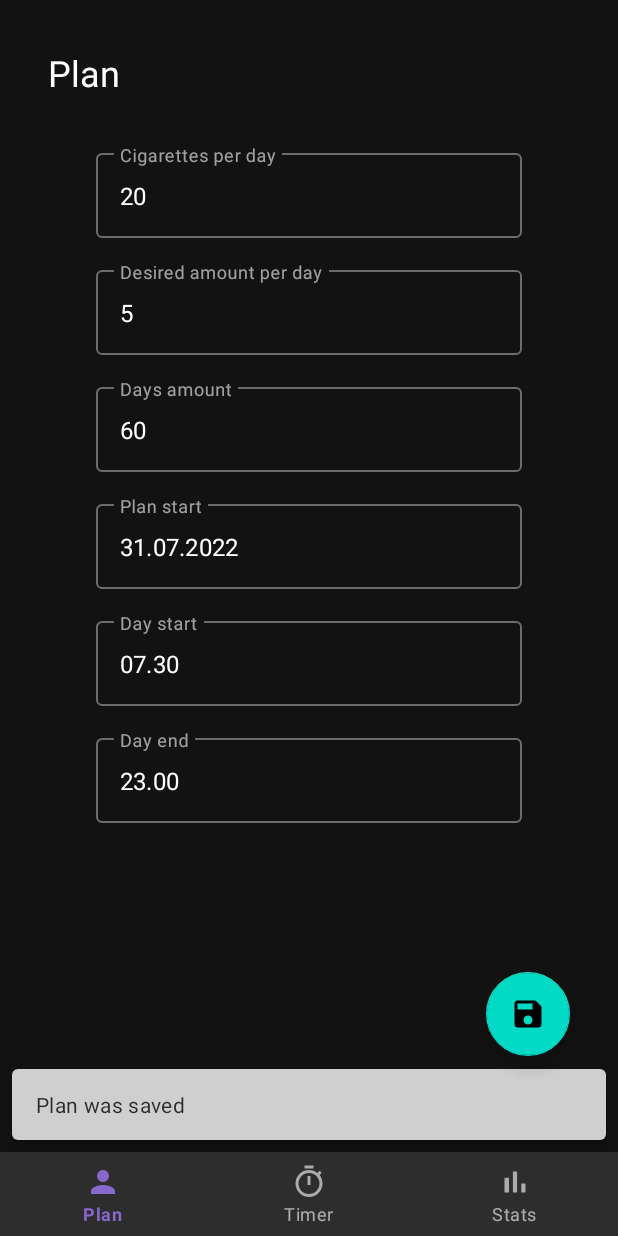
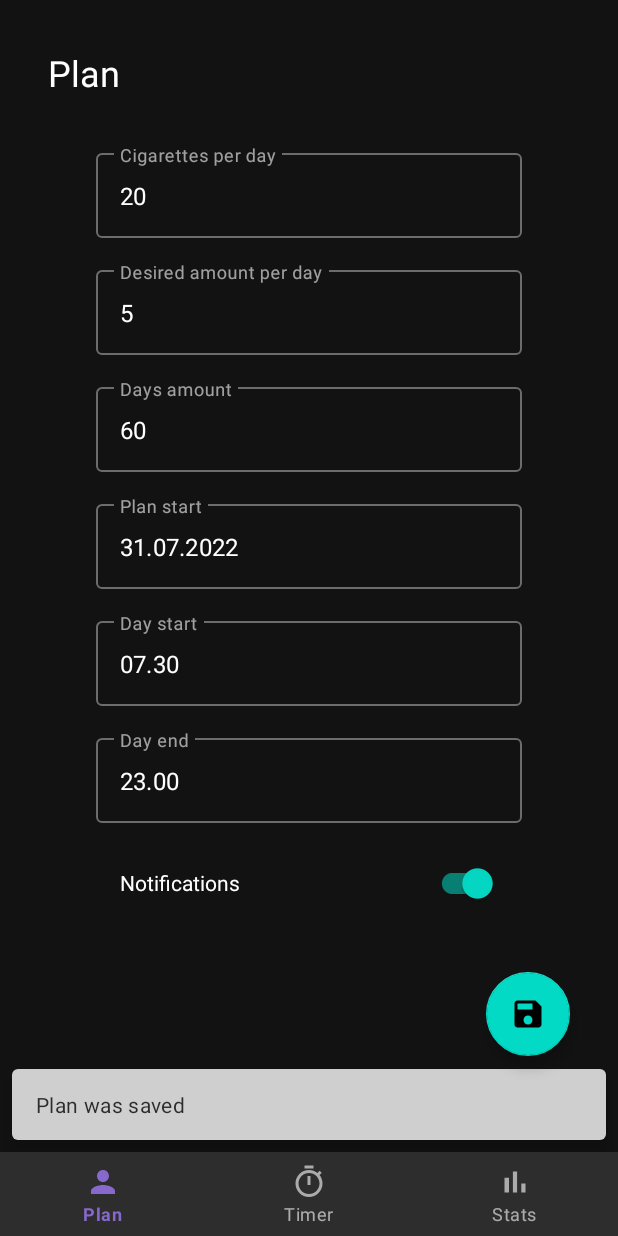
Before and after one commit to Gebort/Quited, an Android app: the PlanSettingsFragment screen opened through its navigation route, after a tap on an icon or button, on a phone screen of 412 x 824 dp. Run offline under Robolectric (Android 15) with nearby library versions, the phone set to English and light mode, and no system bars; our stand-ins replace Room's generated code, navigation-ui.

Commit message:
Small fix

```diff
--- a/app/src/main/java/com/example/quited/data/dto/PlanDto.kt
+++ b/app/src/main/java/com/example/quited/data/dto/PlanDto.kt
@@ -13,7 +13,8 @@ data class PlanDto(
         val startTime: Long,
         val endTime: Long,
         val startAmount: Int,
-        val endAmount: Int
+        val endAmount: Int,
+        val notifications: Boolean
 ){
 
     fun toPlan(): Plan {
@@ -23,7 +24,8 @@ data class PlanDto(
                 startTime = Date.fromLocal(startTime),
                 endTime = Date.fromLocal(endTime),
                 startDate = Date.fromLocal(startDate),
-                endDate = Date.fromLocal(endDate)
+                endDate = Date.fromLocal(endDate),
+                notifications = notifications
         )
     }
 }
--- a/app/src/main/java/com/example/quited/domain/model/Plan.kt
+++ b/app/src/main/java/com/example/quited/domain/model/Plan.kt
@@ -9,7 +9,8 @@ data class Plan(
     val startTime: Date,
     val endTime: Date,
     val startAmount: Int,
-    val endAmount: Int
+    val endAmount: Int,
+    val notifications: Boolean
 ) {
 
     fun getTimeDelay(date: Date): Long {
@@ -40,7 +41,8 @@ data class Plan(
                 startTime = startTime.timeLong,
                 endTime = endTime.timeLong,
                 startDate = startDate.dateLong,
-                endDate = endDate.dateLong
+                endDate = endDate.dateLong,
+                notifications = notifications
         )
     }
 
--- a/app/src/main/java/com/example/quited/presentation/settings/SettingsEvent.kt
+++ b/app/src/main/java/com/example/quited/presentation/settings/SettingsEvent.kt
@@ -9,5 +9,6 @@ sealed class SettingsEvent{
     data class EnteredDaysAmount (val daysAmount: Int): SettingsEvent()
     data class EnteredStartTime (val startTime: Date): SettingsEvent()
     data class EnteredEndTime (val endTime: Date): SettingsEvent()
+    object SwitchNotification: SettingsEvent()
     object Save: SettingsEvent()
 }
--- a/app/src/main/java/com/example/quited/presentation/settings/SettingsState.kt
+++ b/app/src/main/java/com/example/quited/presentation/settings/SettingsState.kt
@@ -8,6 +8,7 @@ data class SettingsState(
         val endAmount: Int = 5,
         val startDate: Date = Date.fromUTC(System.currentTimeMillis()),
         val daysAmount: Int = 60,
+        val notifications: Boolean = true,
         val startTime: Date = Date.fromLocalTime(7, 30),
         val endTime: Date = Date.fromLocalTime(23, 0)
 )
--- a/app/src/main/java/com/example/quited/presentation/settings/SettinsViewModel.kt
+++ b/app/src/main/java/com/example/quited/presentation/settings/SettinsViewModel.kt
@@ -44,7 +44,8 @@ class SettinsViewModel: ViewModel() {
                             startTime = plan.startTime,
                             endTime = plan.endTime,
                             startAmount = plan.startAmount,
-                            endAmount = plan.endAmount
+                            endAmount = plan.endAmount,
+                            notifications = plan.notifications
                     )
                 }
                 else {
@@ -66,7 +67,8 @@ class SettinsViewModel: ViewModel() {
                     startDate = state.value.startDate,
                     startTime = state.value.startTime,
                     endTime = state.value.endTime,
-                    endDate = endDate
+                    endDate = endDate,
+                    notifications = state.value.notifications
             )
             planUseCases.setPlan(plan)
 
@@ -109,6 +111,11 @@ class SettinsViewModel: ViewModel() {
                             endTime = event.endTime
                     )
                 }
+                is SettingsEvent.SwitchNotification -> {
+                    _state.value = state.value.copy(
+                            notifications = !state.value.notifications
+                    )
+                }
                 is SettingsEvent.Save -> {
                     setPlan()
                 }
--- a/app/src/main/java/com/example/quited/presentation/timer/TimerUiEvent.kt
+++ b/app/src/main/java/com/example/quited/presentation/timer/TimerUiEvent.kt
@@ -1,5 +1,9 @@
 package com.example.quited.presentation.timer
+
+import com.example.quited.presentation.util.Date
 
 sealed class TimerUiEvent{
     object CiggSaved: TimerUiEvent()
+    data class Notification(val date: Date): TimerUiEvent()
+    object CancelNotification: TimerUiEvent()
 }
--- a/app/src/main/java/com/example/quited/presentation/timer/TimerViewModel.kt
+++ b/app/src/main/java/com/example/quited/presentation/timer/TimerViewModel.kt
@@ -8,7 +8,9 @@ import com.example.quited.domain.useCases.planUseCases.CiggsUseCases
 import com.example.quited.presentation.util.Date
 import com.example.quited.presentation.util.Duration
 import kotlinx.coroutines.Job
-import kotlinx.coroutines.flow.*
+import kotlinx.coroutines.flow.MutableSharedFlow
+import kotlinx.coroutines.flow.MutableStateFlow
+import kotlinx.coroutines.flow.collect
 import kotlinx.coroutines.launch
 
 class TimerViewModel: ViewModel() {
@@ -61,16 +63,15 @@ class TimerViewModel: ViewModel() {
                 )
                 if (plan != null) {
                     val date = state.value.dayStat.date
-                    if (dayStat.ciggsAmount < dayStat.maxAmount) {
-                        if (date.timeLong < plan.endTime.timeLong) {
-                            if (date.timeLong > plan.startTime.timeLong){
+                    if (
+                            dayStat.ciggsAmount < dayStat.maxAmount &&
+                            date.timeLong < plan.endTime.timeLong &&
+                            date.timeLong > plan.startTime.timeLong
+                    ) {
                                 //Задержка с последней сигареты
                                 setLastCiggDelay()
-                            }
-                        }
-
                     } else {
-                        //Задержка до следующего дняра
+                        //Задержка до следующего дня
                         setNextDayDelay()
                     }
                 }
@@ -113,13 +114,22 @@ class TimerViewModel: ViewModel() {
     private fun setTimer(delay: Long) {
         timeJob?.cancel()
         if (delay == 0L) {
-            _state.value = state.value.copy(
-                    duration = Duration.fromLocal(0)
-            )
+            timeJob = viewModelScope.launch {
+                if (plan?.notifications == true) {
+                    _uiEvent.emit(TimerUiEvent.CancelNotification)
+                }
+                _state.value = state.value.copy(
+                        duration = Duration.fromLocal(0)
+                )
+            }
         }
         else {
             timeJob = viewModelScope.launch {
                 val endTime = System.currentTimeMillis() + delay
+                if (plan?.notifications == true){
+                val notificationDate = Date.fromUTC(endTime)
+                _uiEvent.emit(TimerUiEvent.Notification(notificationDate))
+                 }
                 ciggsUseCases.getTimeUseCase().collect { timeLong ->
                     val countdown = if (timeLong >= endTime) 0L else endTime - timeLong
                     _state.value = state.value.copy(
--- a/app/src/main/java/com/example/quited/presentation/util/Date.kt
+++ b/app/src/main/java/com/example/quited/presentation/util/Date.kt
@@ -2,6 +2,7 @@ package com.example.quited.presentation.util
 
 import java.time.*
 import java.time.format.DateTimeFormatter
+import java.util.*
 
 private const val TIME_PATTERN = "HH.mm"
 private const val DATE_PATTERN = "dd.MM.yyyy"
@@ -26,9 +27,20 @@ data class Date(
         val timeStr  = DateTimeFormatter.ofPattern(TIME_PATTERN).format(dateSnap)
         val dateStr  = DateTimeFormatter.ofPattern(DATE_PATTERN).format(dateSnap)
         val dateLong = LocalDate.of(dateSnap.year, dateSnap.month, dateSnap.dayOfMonth).toEpochDay()*24*60*60*1000
-        //val timeLong = dateSnap.hour * 60 * 60 * 1000 + dateSnap.minute * 60 * 1000L  + dateSnap.second * 1000L  + dateSnap.nano/10L
-        val timeLong = dateSnap.toInstant().toEpochMilli()
+        val timeLong = datestampNew - dateLong
         return Date(datestampNew, dateStr, timeStr, dateLong, timeLong, dateSnap)
+    }
+
+    fun toUTC(): Date {
+        val dateUTC = datestamp - TimeZone.getDefault().rawOffset - TimeZone.getDefault().dstSavings
+        val instant = Instant.ofEpochMilli(dateUTC)
+        val dateSnap = ZonedDateTime.ofInstant(instant, ZoneOffset.UTC)
+        val timeStr  = DateTimeFormatter.ofPattern(TIME_PATTERN).format(dateSnap)
+        val dateStr  = DateTimeFormatter.ofPattern(DATE_PATTERN).format(dateSnap)
+        val dateLong = LocalDate.of(dateSnap.year, dateSnap.month, dateSnap.dayOfMonth).toEpochDay()*24*60*60*1000
+        val datestamp = dateSnap.toEpochSecond()*1000L + dateSnap.offset.totalSeconds*1000L
+        val timeLong = datestamp - dateLong
+        return Date(datestamp, dateStr, timeStr, dateLong, timeLong, dateSnap)
     }
 
     companion object {
@@ -39,8 +51,7 @@ data class Date(
             val timeStr  = DateTimeFormatter.ofPattern(TIME_PATTERN).format(dateSnap)
             val dateStr  = DateTimeFormatter.ofPattern(DATE_PATTERN).format(dateSnap)
             val dateLong = LocalDate.of(dateSnap.year, dateSnap.month, dateSnap.dayOfMonth).toEpochDay()*24*60*60*1000
-           // val timeLong = dateSnap.hour * 60 * 60 * 1000 + dateSnap.minute * 60 * 1000L + dateSnap.second * 1000L  + dateSnap.nano/10L
-            val datestamp = dateSnap.toInstant().toEpochMilli()
+            val datestamp = dateSnap.toEpochSecond()*1000L + dateSnap.offset.totalSeconds*1000L
             val timeLong = datestamp - dateLong
             return Date(datestamp, dateStr, timeStr, dateLong, timeLong, dateSnap)
         }
@@ -50,7 +61,6 @@ data class Date(
             val timeStr  = DateTimeFormatter.ofPattern(TIME_PATTERN).format(dateSnap)
             val dateStr  = DateTimeFormatter.ofPattern(DATE_PATTERN).format(dateSnap)
             val dateLong = LocalDate.of(dateSnap.year, dateSnap.month, dateSnap.dayOfMonth).toEpochDay()*24*60*60*1000
-           // val timeLong = dateSnap.hour * 60 * 60 * 1000 + dateSnap.minute * 60 * 1000L  + dateSnap.second * 1000L  + dateSnap.nano/10L
             val timeLong = dateLocal - dateLong
             return Date(dateLocal, dateStr, timeStr, dateLong, timeLong, dateSnap)
         }
@@ -60,8 +70,7 @@ data class Date(
             val timeStr  = DateTimeFormatter.ofPattern(TIME_PATTERN).format(dateSnap)
             val dateStr  = DateTimeFormatter.ofPattern(DATE_PATTERN).format(dateSnap)
             val dateLong = LocalDate.of(dateSnap.year, dateSnap.month, dateSnap.dayOfMonth).toEpochDay()*24*60*60*1000
-           // val timeLong = dateSnap.hour * 60 * 60 * 1000 + dateSnap.minute * 60 * 1000L  + dateSnap.second * 1000L + dateSnap.nano/10L
-            val timeLong = dateSnap.toInstant().toEpochMilli() - dateLong
+            val timeLong = dateSnap.toEpochSecond()*1000L + dateSnap.offset.totalSeconds*1000L - dateLong
             return Date(timeLong, dateStr, timeStr, dateLong, timeLong, dateSnap)
         }
     }
--- a/app/src/main/java/com/example/quited/presentation/util/Duration.kt
+++ b/app/src/main/java/com/example/quited/presentation/util/Duration.kt
@@ -24,7 +24,6 @@ data class Duration(
             } catch(e: DateTimeParseException){
                 LocalTime.of(0, 0)
             }
-            //val timeLong = time.hour*60*60*1000L + time.minute*60*1000L + time.second*1000L
             val dateTime = LocalDateTime.of(1970, 1, 1, time.hour, time.minute, time.second, time.nano)
             val timeLong = dateTime.atZone(ZoneOffset.UTC).toInstant().toEpochMilli()
             return Duration(timeLong, string, time)
--- a/app/src/main/java/com/example/quited/ui/settings/PlanSettingsFragment.kt
+++ b/app/src/main/java/com/example/quited/ui/settings/PlanSettingsFragment.kt
@@ -50,6 +50,10 @@ class PlanSettingsFragment : Fragment() {
 
         binding.saveFab.setOnClickListener {
             model.onEvent(SettingsEvent.Save)
+        }
+
+        binding.notificationsSwitch.setOnClickListener {
+            model.onEvent(SettingsEvent.SwitchNotification)
         }
 
         binding.amountInput.addTextChangedListener(object : TextWatcher {
@@ -196,6 +200,8 @@ class PlanSettingsFragment : Fragment() {
                         binding.amountInput.setText(state.startAmount.toString())
                     }
 
+                    binding.notificationsSwitch.isChecked = state.notifications
+
                     binding.progressBar.isVisible = state.loading
                     binding.saveFab.isEnabled = !state.loading
                     binding.amountInput.isEnabled = !state.loading
@@ -204,6 +210,7 @@ class PlanSettingsFragment : Fragment() {
                     binding.startTimeInput.isEnabled = !state.loading
                     binding.reduceToInput.isEnabled = !state.loading
                     binding.startDateInput.isEnabled = !state.loading
+                    binding.notificationsSwitch.isEnabled = !state.loading
                 }
             }
         }
--- a/app/src/main/java/com/example/quited/ui/stats/DaysAdapter.kt
+++ b/app/src/main/java/com/example/quited/ui/stats/DaysAdapter.kt
@@ -6,7 +6,6 @@ import android.view.View
 import android.view.ViewGroup
 import android.widget.TextView
 import androidx.cardview.widget.CardView
-import androidx.constraintlayout.widget.ConstraintLayout
 import androidx.recyclerview.widget.RecyclerView
 import com.example.quited.R
 import com.example.quited.domain.model.DayStat
--- a/app/src/main/java/com/example/quited/ui/stats/StatsFragment.kt
+++ b/app/src/main/java/com/example/quited/ui/stats/StatsFragment.kt
@@ -99,7 +99,7 @@ class StatsFragment : Fragment() {
                 .yAxisTitle("")
                 .yAxisLabelsEnabled(false)
                 .xAxisLabelsEnabled(false)
-                .series(chartData)
+                .series(chartData.toList().toTypedArray())
                 .categories(labels)
 
         binding.aaChartView.aa_drawChartWithChartModel(aaChartModel)
--- a/app/src/main/res/layout/fragment_plan_settings.xml
+++ b/app/src/main/res/layout/fragment_plan_settings.xml
@@ -165,6 +165,18 @@
         app:layout_constraintStart_toStartOf="parent"
         app:layout_constraintTop_toTopOf="parent" />
 
+    <com.google.android.material.switchmaterial.SwitchMaterial
+        android:id="@+id/notificationsSwitch"
+        android:layout_width="0dp"
+        android:layout_height="wrap_content"
+        android:layout_marginStart="80dp"
+        android:layout_marginTop="16dp"
+        android:layout_marginEnd="80dp"
+        android:text="@string/notifications"
+        app:layout_constraintEnd_toEndOf="parent"
+        app:layout_constraintStart_toStartOf="parent"
+        app:layout_constraintTop_toBottomOf="@+id/endTimeLayout" />
+
     <androidx.coordinatorlayout.widget.CoordinatorLayout
         android:id="@+id/coordinatorLayout"
         android:layout_width="match_parent"
--- a/app/src/main/res/values/strings.xml
+++ b/app/src/main/res/values/strings.xml
@@ -1,6 +1,5 @@
 <resources>
-    <string name="app_name">Quited</string>
-    <string name="start_amount">Cigarettes per day</string>
+    <string name="app_name" translatable="false">Quited</string>
     <string name="end_amount">Desired amount per day</string>
     <string name="day_end">Day end</string>
     <string name="day_start">Day start</string>
@@ -23,5 +22,8 @@
     <string name="cigg_saved">Smoking saved</string>
     <string name="undo">Undo</string>
     <string name="you_can_smoke">You can</string>
+    <string name="start_amount">Cigarettes per day</string>
+    <string name="notifications">Notifications</string>
+    <string name="smoke_time_1" translatable="false">Tic tac mf</string>
 
 </resources>
```
Also changed, not shown: app/src/main/AndroidManifest.xml (+15 -0 lines), app/src/main/java/com/example/quited/presentation/timer/AlarmBroadcastReceiver.kt (added, +49 -0 lines), app/src/main/java/com/example/quited/ui/timer/TimerFragment.kt (+30 -0 lines), 1 other file.
